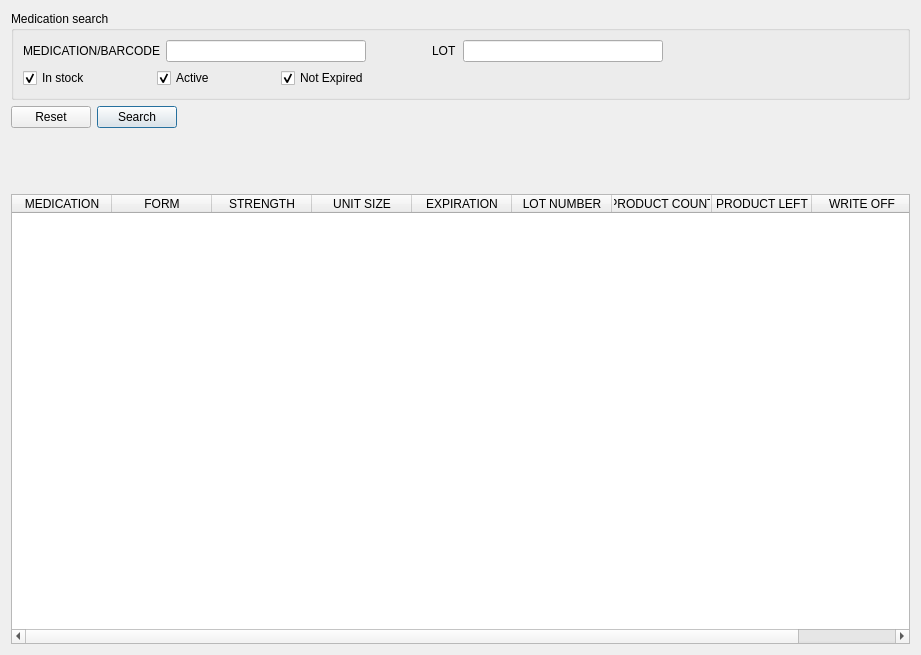
Old version of the form src/inventoryframe.ui in the repository kyledevans/Medicine-Track.
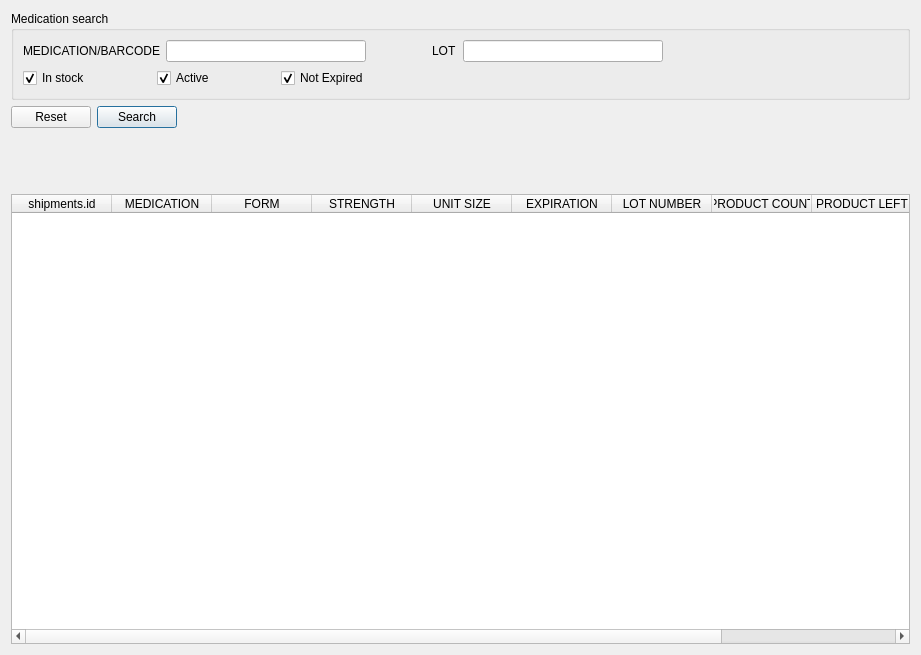
New version of the form.

Commit message: Implemented user sorting.

The edit to the form file:
```diff
--- a/src/inventoryframe.ui
+++ b/src/inventoryframe.ui
@@ -257,8 +257,11 @@
      <property name="selectionBehavior">
       <enum>QAbstractItemView::SelectRows</enum>
      </property>
+     <property name="sortingEnabled">
+      <bool>true</bool>
+     </property>
      <property name="columnCount">
-      <number>9</number>
+      <number>10</number>
      </property>
      <attribute name="horizontalHeaderHighlightSections">
       <bool>false</bool>
@@ -266,6 +269,11 @@
      <attribute name="horizontalHeaderMinimumSectionSize">
       <number>100</number>
      </attribute>
+     <column>
+      <property name="text">
+       <string>shipments.id</string>
+      </property>
+     </column>
      <column>
       <property name="text">
        <string comment="MEDICATION DISPLAY LABEL">MEDICATION</string>
```
The commit also changes 18 other files.
